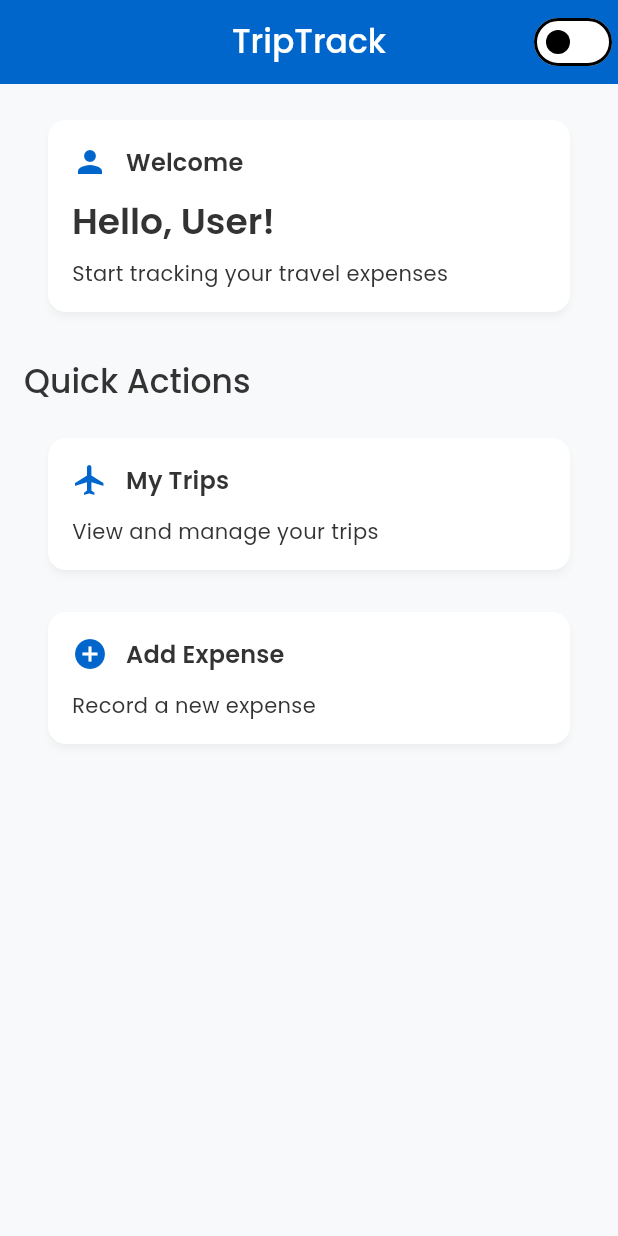
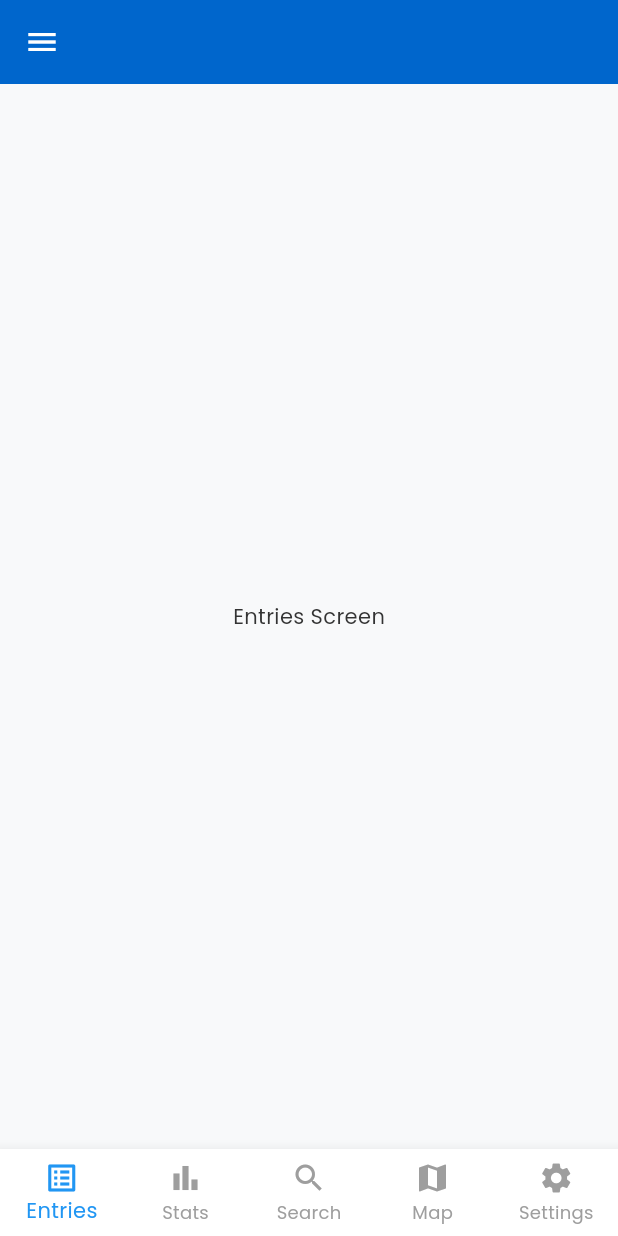
Before and after one commit to shubham1295/triptrack, a Flutter app: the HomeScreen screen opened directly, on a phone screen of 412 x 824 dp. Run offline on Flutter 3.47's test engine with Material 3 defaults, Android fonts, the phone set to English and light mode, and no system bars; our stand-ins replace google_fonts.

Commit message:
#6 Refactor HomeScreen to use stateful widget with navigation
Converted HomeScreen from a stateless to a stateful widget and implemented a bottom navigation bar with multiple screens. Added a navigation drawer with a header and an 'Add' button. Also removed unused imports from home_screen.dart and elevated_button.dart.

```diff
--- a/lib/screens/home_screen.dart
+++ b/lib/screens/home_screen.dart
@@ -1,89 +1,99 @@
 import 'package:flutter/material.dart';
-import 'package:provider/provider.dart';
-import '../services/theme_provider.dart';
-import '../theme/app_colors.dart';
-import '../widgets/app_card.dart';
 
-class HomeScreen extends StatelessWidget {
+class HomeScreen extends StatefulWidget {
   const HomeScreen({super.key});
 
   @override
+  State<HomeScreen> createState() => _HomeScreenState();
+}
+
+class _HomeScreenState extends State<HomeScreen> {
+  int _selectedIndex = 0;
+
+  static const List<Widget> _widgetOptions = <Widget>[
+    Center(child: Text('Entries Screen')),
+    Center(child: Text('Stats Screen')),
+    Center(child: Text('Search Screen')),
+    Center(child: Text('Map Screen')),
+    Center(child: Text('Settings Screen')),
+  ];
+
+  void _onItemTapped(int index) {
+    setState(() {
+      _selectedIndex = index;
+    });
+  }
+
+  @override
   Widget build(BuildContext context) {
-    final themeProvider = Provider.of<ThemeProvider>(context);
-
     return Scaffold(
       appBar: AppBar(
-        title: const Text('TripTrack'),
-        actions: [
-          Switch(
-            value: themeProvider.themeMode == ThemeMode.dark,
-            onChanged: (value) {
-              themeProvider.toggleTheme();
-            },
+        leading: Builder(
+          builder: (context) => IconButton(
+            icon: const Icon(Icons.menu),
+            onPressed: () => Scaffold.of(context).openDrawer(),
           ),
-        ],
         ),
-      body: SafeArea(
-        child: Padding(
-          padding: const EdgeInsets.all(16.0),
+      ),
+      drawer: Drawer(
+        child: ListView(
+          padding: EdgeInsets.zero,
+          children: [
+            DrawerHeader(
+              decoration: BoxDecoration(color: Colors.blue),
               child: Column(
                 crossAxisAlignment: CrossAxisAlignment.start,
                 children: [
-              // Welcome Section
-              AppCard(
-                title: 'Welcome',
-                icon: Icons.person,
-                child: Column(
-                  crossAxisAlignment: CrossAxisAlignment.start,
+                  Row(
                     children: [
-                    Text(
-                      'Hello, User!',
-                      style: Theme.of(context).textTheme.headlineSmall,
+                      const Text(
+                        'My Trips',
+                        style: TextStyle(color: Colors.white, fontSize: 20),
                       ),
-                    const SizedBox(height: 8),
-                    Text(
-                      'Start tracking your travel expenses',
-                      style: Theme.of(context).textTheme.bodyMedium?.copyWith(
-                        color: Theme.of(context).textTheme.bodySmall?.color,
+                      const Spacer(),
+                      ElevatedButton(
+                        onPressed: () {
+                          // Handle "My Trip" button tap
+                        },
+                        style: ElevatedButton.styleFrom(
+                          backgroundColor: Colors.white,
+                          foregroundColor: Colors.blue,
                         ),
+                        child: const Text('Add'),
+                      ),
+                    ],
                   ),
                 ],
               ),
             ),
-              const SizedBox(height: 24),
-
-              // Quick Actions
-              Text(
-                'Quick Actions',
-                style: Theme.of(context).textTheme.titleLarge,
-              ),
-              const SizedBox(height: 16),
-              AppCard(
-                title: 'My Trips',
-                icon: Icons.flight,
-                onTap: () {
-                  // TODO: Navigate to trips screen
-                },
-                child: Text(
-                  'View and manage your trips',
-                  style: Theme.of(context).textTheme.bodyMedium,
-                ),
-              ),
-              const SizedBox(height: 12),
-              AppCard(
-                title: 'Add Expense',
-                icon: Icons.add_circle,
-                onTap: () {
-                  // TODO: Navigate to add expense screen
-                },
-                child: Text(
-                  'Record a new expense',
-                  style: Theme.of(context).textTheme.bodyMedium,
-                ),
-              ),
+            // ListTile(
+            //   title: const Text('+ Add'),
+            //   onTap: () {
+            //     // Handle '+ Add' button tap
+            //   },
+            // ),
           ],
         ),
       ),
+      body: _widgetOptions.elementAt(_selectedIndex),
+      bottomNavigationBar: BottomNavigationBar(
+        type: BottomNavigationBarType.fixed,
+        items: const <BottomNavigationBarItem>[
+          BottomNavigationBarItem(icon: Icon(Icons.list_alt), label: 'Entries'),
+          BottomNavigationBarItem(icon: Icon(Icons.bar_chart), label: 'Stats'),
+          BottomNavigationBarItem(icon: Icon(Icons.search), label: 'Search'),
+          BottomNavigationBarItem(icon: Icon(Icons.map), label: 'Map'),
+          BottomNavigationBarItem(
+            icon: Icon(Icons.settings),
+            label: 'Settings',
+          ),
+        ],
+        currentIndex: _selectedIndex,
+        selectedItemColor:
+            Colors.blue, // You can customize the selected item color
+        unselectedItemColor:
+            Colors.grey, // You can customize the unselected item color
+        onTap: _onItemTapped,
       ),
     );
   }
--- a/lib/widgets/elevated_button.dart
+++ b/lib/widgets/elevated_button.dart
@@ -1,5 +1,4 @@
 import 'package:flutter/material.dart';
-import '../theme/app_colors.dart';
 import '../theme/app_theme.dart';
 
 /// Custom elevated button with rounded corners and shadow elevation
```
Also changed, not shown: 1 other file. Lines whose indentation alone changed are shown as unchanged.
